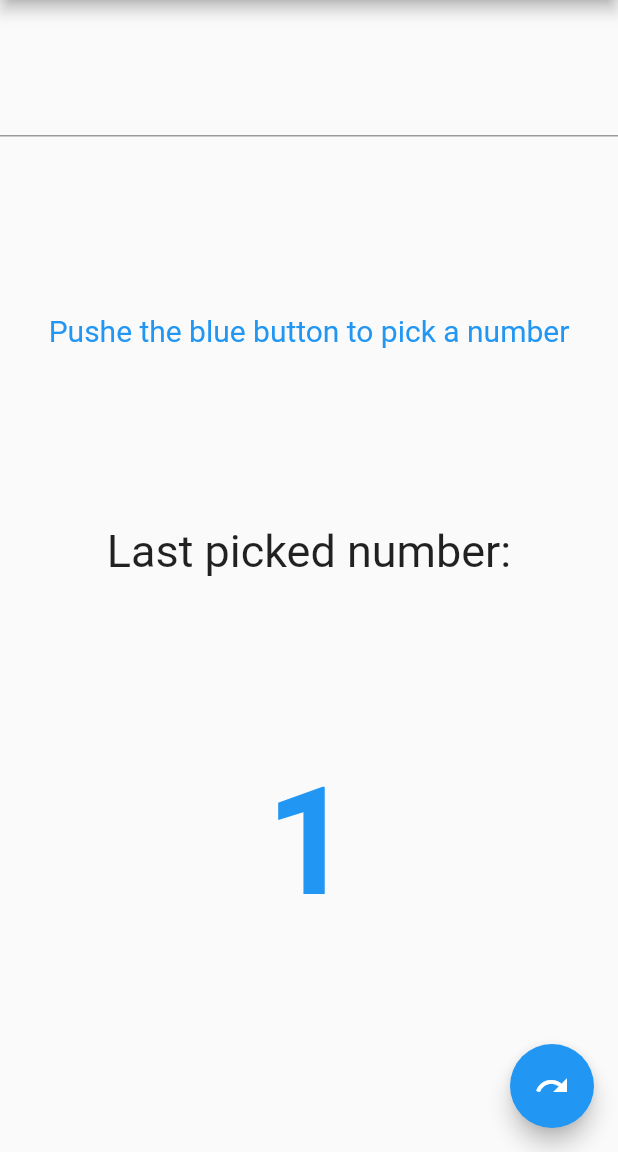
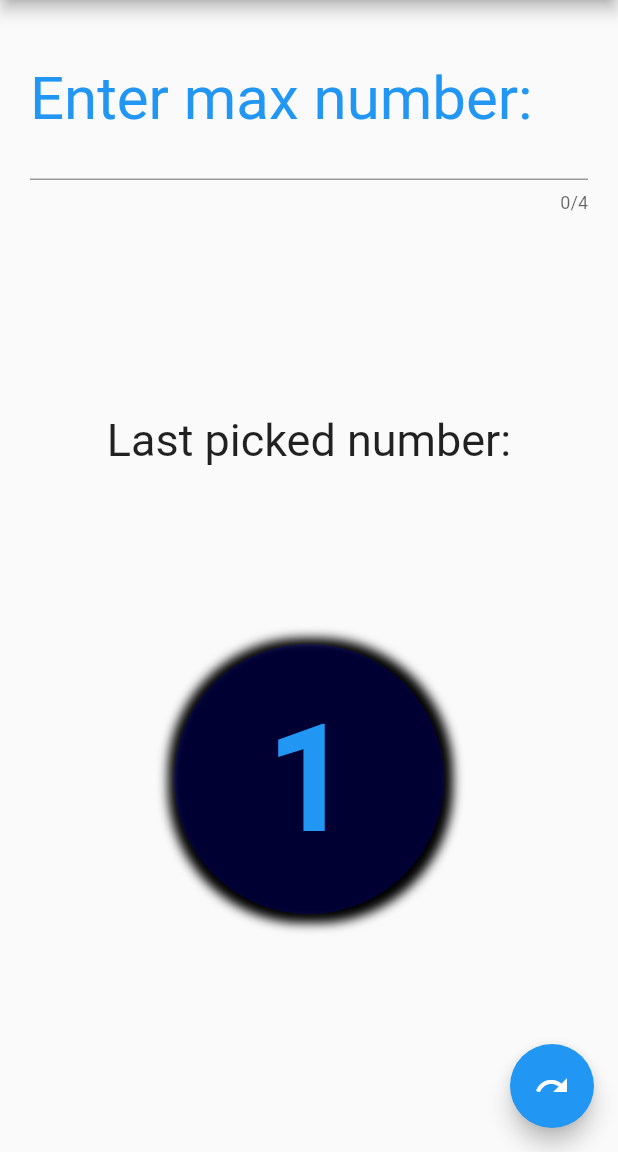
Before and after one commit to andreporto/flutter-random_number, a Flutter app: the screen it shows after launch, after a tap on the "redo" icon, on a phone screen of 412 x 824 dp, the part 84-1236 px from its top. Run offline on Flutter 3.47's test engine with Material 2 defaults, Android fonts, the phone set to English and light mode, and no system bars.

Commit message:
some styling

```diff
--- a/random_number_generator/lib/main.dart
+++ b/random_number_generator/lib/main.dart
@@ -35,7 +35,7 @@ class _MyHomePageState extends State<MyHomePage> {
     return this.random.nextInt(maxNumber) + 1;
   }
 
-  void _randomNumer() {
+  void _randomNumber() {
     setState(() {
       int sizePickedNumberList = pickedNumbers.length;
       if (sizePickedNumberList < maxNumber) {
@@ -45,7 +45,6 @@ class _MyHomePageState extends State<MyHomePage> {
         }
         pickedNumbers[pickedNumber] = sizePickedNumberList + 1;
         _counter = pickedNumber.toString();
-        print(pickedNumbers);
       }
     });
   }
@@ -74,23 +73,34 @@ class _MyHomePageState extends State<MyHomePage> {
           mainAxisAlignment: MainAxisAlignment.spaceBetween,
           children: <Widget>[
             Padding(
-              padding: EdgeInsets.only(top: 20),
+              padding: EdgeInsets.symmetric(horizontal: 20, vertical: 15),
+              child: Center(
                   child: TextField(
+                decoration: InputDecoration(
+                  labelText: 'Enter max number:',
+                  labelStyle: TextStyle(color: Colors.blue),
+                ),
                 textAlign: TextAlign.center,
+                maxLength: 4,
                 style: TextStyle(color: Colors.lightBlue, fontSize: 40),
                 key: Key('maxNumberField'),
                 onChanged: _onMaxNumberChange,
                 keyboardType: TextInputType.numberWithOptions(
                     signed: false, decimal: false),
+              )),
             ),
+            if (pickedNumbers.length == 0)
+              Padding(
+                  padding: EdgeInsets.symmetric(
+                    horizontal: 10,
                   ),
-            if (pickedNumbers.length < maxNumber)
-              Text(
-                'Pushe the blue button to pick a number',
-                style: TextStyle(fontSize: 20, color: Colors.blue),
+                  child: Text(
+                    'Push the blue button to pick random numbers',
+                    style: TextStyle(fontSize: 30, color: Colors.blue),
                     textAlign: TextAlign.center,
-              )
+                  ))
             else
+              if (pickedNumbers.length == maxNumber)
                 Text(
                   'No numbers left!',
                   style: TextStyle(color: Colors.red, fontSize: 20),
@@ -100,16 +110,35 @@ class _MyHomePageState extends State<MyHomePage> {
                 'Last picked number:',
                 style: TextStyle(fontSize: 30),
               ),
-            if (pickedNumbers.length <= maxNumber)
-              Text(
+            if (pickedNumbers.length <= maxNumber && pickedNumbers.length > 0)
+              Container(
+                height: 180,
+                width: (maxNumber.toString().length * 90.0),
+                decoration: BoxDecoration(
+                  boxShadow: [
+                    BoxShadow(
+                      offset: Offset(1, 1),
+                      blurRadius: 5,
+                      spreadRadius: 5,
+                    )
+                  ],
+                  color: Color(0x330000FF),
+                  borderRadius: BorderRadius.circular(
+                      (maxNumber.toString().length * 90.0) / 2),
+                ),
+                child: Center(
+                  child: Text(
                     '$_counter',
                     style: TextStyle(
                       fontSize: 100,
                       color: Colors.blue,
-                    fontWeight: FontWeight.bold),
+                      fontWeight: FontWeight.bold,
+                    ),
+                  ),
+                ),
               ),
             SizedBox(
-              height: 30,
+              height: 40,
             ),
           ],
         ),
@@ -119,7 +148,7 @@ class _MyHomePageState extends State<MyHomePage> {
           : FloatingActionButtonLocation.centerFloat,
       floatingActionButton: (pickedNumbers.length < maxNumber)
           ? FloatingActionButton(
-              onPressed: _randomNumer,
+              onPressed: _randomNumber,
               tooltip: 'Random',
               child: Icon(Icons.redo),
             )
```
Lines whose indentation alone changed are shown as unchanged.
